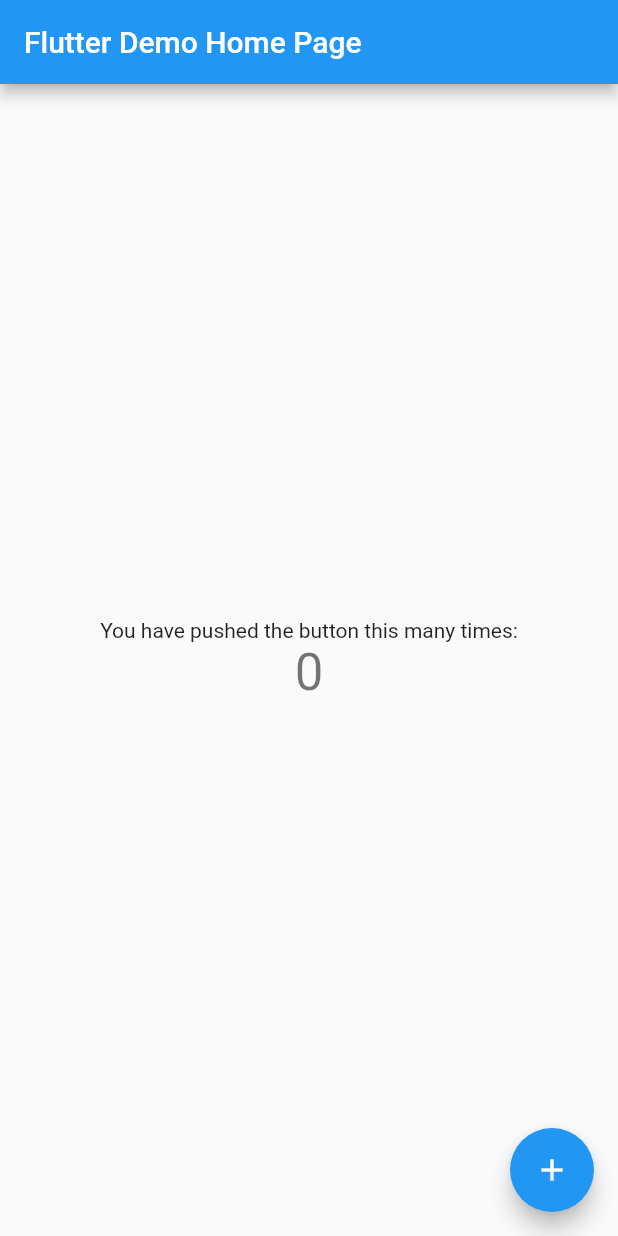
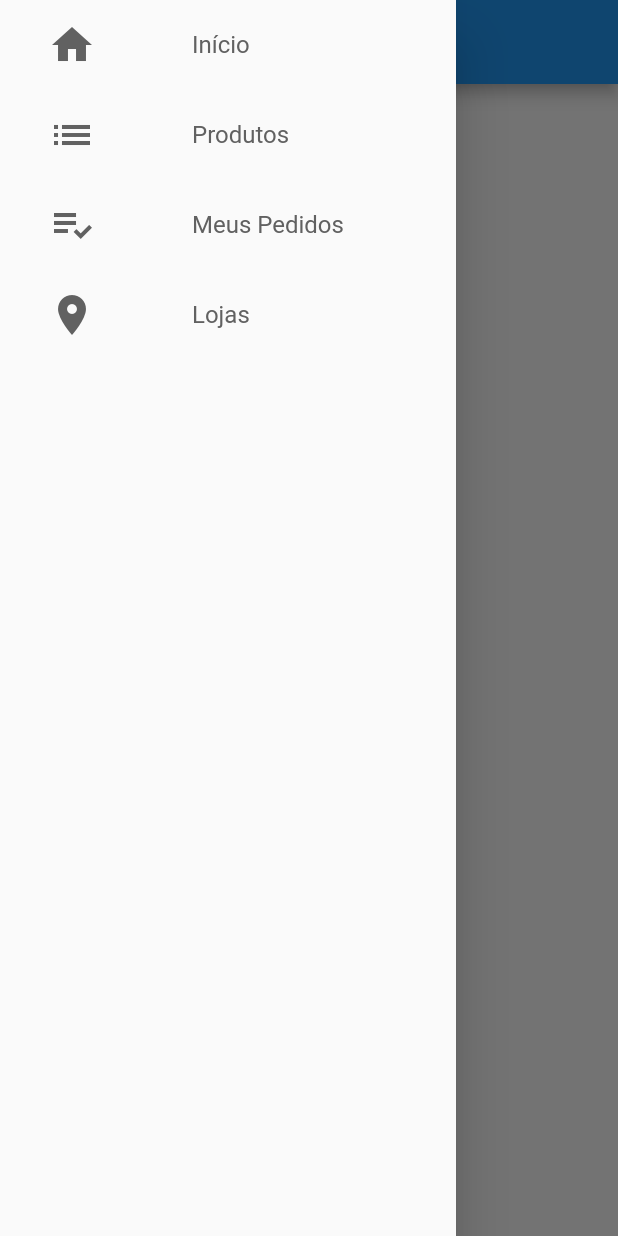
Before and after one commit to guimattos1249/loja_flutter, a Flutter app: the screen it shows after launch, with the side drawer open (before the commit the screen has no drawer), on a phone screen of 412 x 824 dp. Run offline on Flutter 3.47's test engine with Material 2 defaults, Android fonts, the phone set to English and light mode, and no system bars; our stand-ins replace cloud_firestore, firebase_storage; missing offline and left inert: dart:html; accounts and stored records are empty.

Commit message:
Configured firebase to android and web, created base screen and custom drawer

```diff
--- /dev/null
+++ b/lib/common/custom_drawer/custom_drawer.dart
@@ -0,0 +1,36 @@
+import 'package:flutter/material.dart';
+import 'package:loja_virtual_pro/common/custom_drawer/drawer_title.dart';
+
+class CustomDrawer extends StatelessWidget {
+  const CustomDrawer({Key? key}) : super(key: key);
+
+  @override
+  Widget build(BuildContext context) {
+    return Drawer(
+      child: ListView(
+        children: const <Widget>[
+          DrawerTitle(
+            iconData: Icons.home,
+            title: 'Início',
+            page: 0,
+          ),
+          DrawerTitle(
+            iconData: Icons.list,
+            title: 'Produtos',
+            page: 1,
+          ),
+          DrawerTitle(
+            iconData: Icons.playlist_add_check,
+            title: 'Meus Pedidos',
+            page: 2,
+          ),
+          DrawerTitle(
+            iconData: Icons.location_on,
+            title: 'Lojas',
+            page: 3,
+          ),
+        ],
+      ),
+    );
+  }
+}
--- /dev/null
+++ b/lib/common/custom_drawer/drawer_title.dart
@@ -0,0 +1,46 @@
+import 'package:flutter/material.dart';
+
+class DrawerTitle extends StatelessWidget {
+  const DrawerTitle({
+    Key? key,
+    required this.iconData,
+    required this.title,
+    required this.page,
+  }) : super(key: key);
+
+  final IconData iconData;
+  final String title;
+  final int page;
+
+  @override
+  Widget build(BuildContext context) {
+    return InkWell(
+      onTap: () {},
+      child: SizedBox(
+        height: 60,
+        child: Row(
+          children: <Widget>[
+            Padding(
+              padding: const EdgeInsets.symmetric(horizontal: 32),
+              child: Icon(
+                iconData,
+                size: 32,
+                color: Colors.grey[700],
+              ),
+            ),
+            const SizedBox(
+              width: 32,
+            ),
+            Text(
+              title,
+              style: TextStyle(
+                fontSize: 16,
+                color: Colors.grey[700],
+              ),
+            ),
+          ],
+        ),
+      ),
+    );
+  }
+}
--- a/lib/main.dart
+++ b/lib/main.dart
@@ -1,6 +1,11 @@
+import 'dart:html';
+
+import 'package:cloud_firestore/cloud_firestore.dart';
+import 'package:firebase_storage/firebase_storage.dart';
 import 'package:flutter/material.dart';
+import 'package:loja_virtual_pro/screens/base/base_screen.dart';
 
-void main() {
+void main() async {
   runApp(const MyApp());
 }
 
@@ -11,105 +16,12 @@
   @override
   Widget build(BuildContext context) {
     return MaterialApp(
-      title: 'Flutter Demo',
+      title: 'Loja Virtual',
+      debugShowCheckedModeBanner: false,
       theme: ThemeData(
-        // This is the theme of your application.
-        //
-        // Try running your application with "flutter run". You'll see the
-        // application has a blue toolbar. Then, without quitting the app, try
-        // changing the primarySwatch below to Colors.green and then invoke
-        // "hot reload" (press "r" in the console where you ran "flutter run",
-        // or simply save your changes to "hot reload" in a Flutter IDE).
-        // Notice that the counter didn't reset back to zero; the application
-        // is not restarted.
-        primarySwatch: Colors.blue,
-      ),
-      home: const MyHomePage(title: 'Flutter Demo Home Page'),
+          primarySwatch: Colors.blue,
+          visualDensity: VisualDensity.adaptivePlatformDensity),
+      home: BaseScreen(),
     );
   }
 }
-
-class MyHomePage extends StatefulWidget {
-  const MyHomePage({Key? key, required this.title}) : super(key: key);
-
-  // This widget is the home page of your application. It is stateful, meaning
-  // that it has a State object (defined below) that contains fields that affect
-  // how it looks.
-
-  // This class is the configuration for the state. It holds the values (in this
-  // case the title) provided by the parent (in this case the App widget) and
-  // used by the build method of the State. Fields in a Widget subclass are
-  // always marked "final".
-
-  final String title;
-
-  @override
-  State<MyHomePage> createState() => _MyHomePageState();
-}
-
-class _MyHomePageState extends State<MyHomePage> {
-  int _counter = 0;
-
-  void _incrementCounter() {
-    setState(() {
-      // This call to setState tells the Flutter framework that something has
-      // changed in this State, which causes it to rerun the build method below
-      // so that the display can reflect the updated values. If we changed
-      // _counter without calling setState(), then the build method would not be
-      // called again, and so nothing would appear to happen.
-      _counter++;
-    });
-  }
-
-  @override
-  Widget build(BuildContext context) {
-    // This method is rerun every time setState is called, for instance as done
-    // by the _incrementCounter method above.
-    //
-    // The Flutter framework has been optimized to make rerunning build methods
-    // fast, so that you can just rebuild anything that needs updating rather
-    // than having to individually change instances of widgets.
-    return Scaffold(
-      appBar: AppBar(
-        // Here we take the value from the MyHomePage object that was created by
-        // the App.build method, and use it to set our appbar title.
-        title: Text(widget.title),
-      ),
-      body: Center(
-        // Center is a layout widget. It takes a single child and positions it
-        // in the middle of the parent.
-        child: Column(
-          // Column is also a layout widget. It takes a list of children and
-          // arranges them vertically. By default, it sizes itself to fit its
-          // children horizontally, and tries to be as tall as its parent.
-          //
-          // Invoke "debug painting" (press "p" in the console, choose the
-          // "Toggle Debug Paint" action from the Flutter Inspector in Android
-          // Studio, or the "Toggle Debug Paint" command in Visual Studio Code)
-          // to see the wireframe for each widget.
-          //
-          // Column has various properties to control how it sizes itself and
-          // how it positions its children. Here we use mainAxisAlignment to
-          // center the children vertically; the main axis here is the vertical
-          // axis because Columns are vertical (the cross axis would be
-          // horizontal).
-          mainAxisAlignment: MainAxisAlignment.center,
-          children: <Widget>[
-            const Text(
-              'You have pushed the button this many times:',
-            ),
-            Text(
-              '$_counter',
-              style: Theme.of(context).textTheme.headline4,
-            ),
-          ],
-        ),
-      ),
-      floatingActionButton: FloatingActionButton(
-        onPressed: _incrementCounter,
-        tooltip: 'Increment',
-        child: const Icon(Icons.add),
-      ), // This trailing comma makes auto-formatting nicer for build methods.
-    );
-  }
-}
--- /dev/null
+++ b/lib/screens/base/base_screen.dart
@@ -0,0 +1,33 @@
+import 'package:flutter/material.dart';
+import 'package:loja_virtual_pro/common/custom_drawer/custom_drawer.dart';
+
+class BaseScreen extends StatelessWidget {
+  final PageController pageController = PageController();
+
+  @override
+  Widget build(BuildContext context) {
+    return PageView(
+      controller: pageController,
+      physics: const NeverScrollableScrollPhysics(),
+      children: <Widget>[
+        Scaffold(
+          drawer: const CustomDrawer(),
+          appBar: AppBar(
+            title: const Text('Loja'),
+          ),
+        ),
+        Container(
+          color: Colors.red,
+          child: ElevatedButton(
+            onPressed: () {
+              pageController.jumpToPage(1);
+            },
+            child: null,
+          ),
+        ),
+        Container(color: Colors.yellow),
+        Container(color: Colors.green),
+      ],
+    );
+  }
+}
--- a/pubspec.yaml
+++ b/pubspec.yaml
@@ -29,6 +29,10 @@
 dependencies:
   flutter:
     sdk: flutter
+  firebase_core: ^1.7.0
+  cloud_firestore: ^2.5.3
+  firebase_auth: ^3.1.2
+  firebase_storage: ^10.0.4
 
 
   # The following adds the Cupertino Icons font to your application.
```
Also changed, not shown: pubspec.lock, 4 other files.
